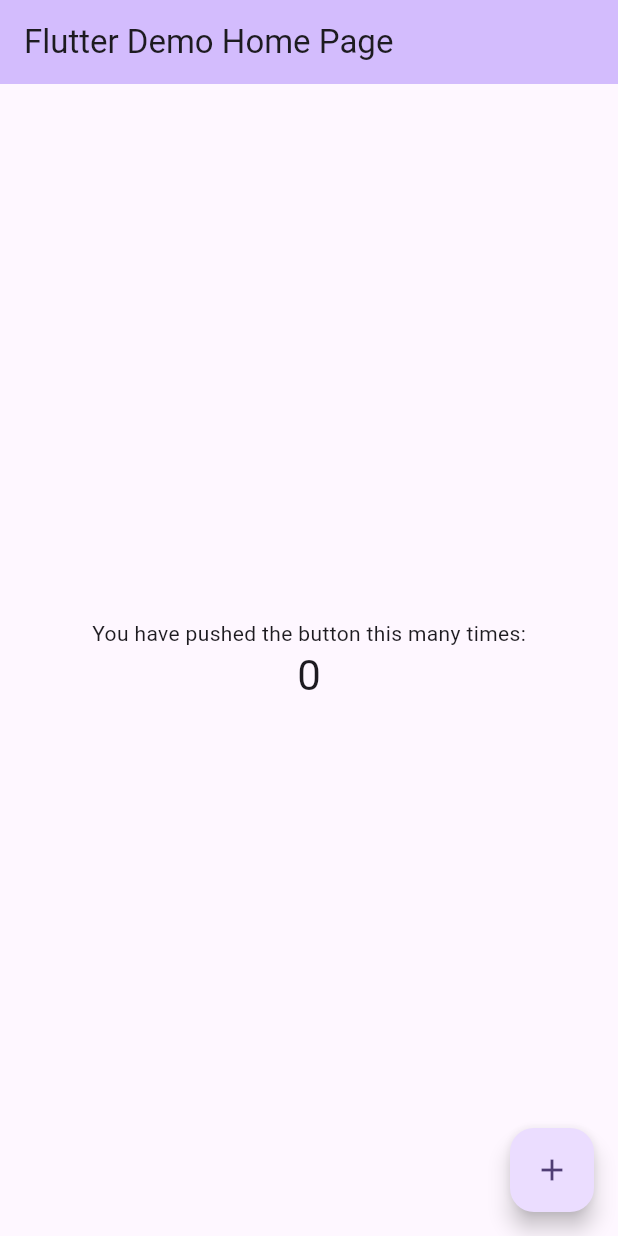
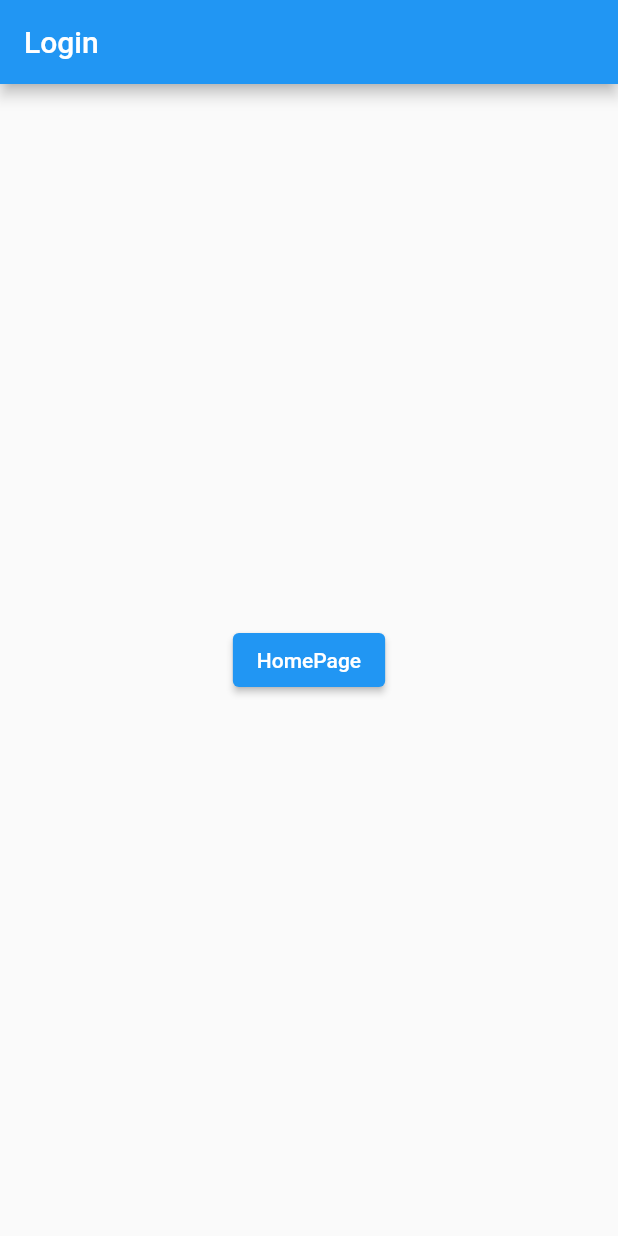
Before and after one commit to hafizflow/mvvm, a Flutter app: the screen it shows after launch, on a phone screen of 412 x 824 dp. Run offline on Flutter 3.47's test engine with Material 3 defaults, Android fonts, the phone set to English and light mode, and no system bars.

Commit message:
named route

```diff
--- /dev/null
+++ b/lib/data/network/base_api_services.dart
@@ -0,0 +1,4 @@
+abstract class BaseApiServices {
+  Future<dynamic> getGetApiService(String url);
+  Future<dynamic> getPostApiService(String url, dynamic data);
+}
--- a/lib/main.dart
+++ b/lib/main.dart
@@ -1,4 +1,7 @@
 import 'package:flutter/material.dart';
+import 'package:mvvm/utils/routes/routes.dart';
+import 'package:mvvm/utils/routes/routes_name.dart';
+import 'package:mvvm/view/login_screen.dart';
 
 void main() {
   runApp(const MyApp());
@@ -7,119 +10,13 @@ void main() {
 class MyApp extends StatelessWidget {
   const MyApp({super.key});
 
-  // This widget is the root of your application.
   @override
   Widget build(BuildContext context) {
     return MaterialApp(
-      title: 'Flutter Demo',
-      theme: ThemeData(
-        // This is the theme of your application.
-        //
-        // TRY THIS: Try running your application with "flutter run". You'll see
-        // the application has a purple toolbar. Then, without quitting the app,
-        // try changing the seedColor in the colorScheme below to Colors.green
-        // and then invoke "hot reload" (save your changes or press the "hot
-        // reload" button in a Flutter-supported IDE, or press "r" if you used
-        // the command line to start the app).
-        //
-        // Notice that the counter didn't reset back to zero; the application
-        // state is not lost during the reload. To reset the state, use hot
-        // restart instead.
-        //
-        // This works for code too, not just values: Most code changes can be
-        // tested with just a hot reload.
-        colorScheme: ColorScheme.fromSeed(seedColor: Colors.deepPurple),
-        useMaterial3: true,
-      ),
-      home: const MyHomePage(title: 'Flutter Demo Home Page'),
+      debugShowCheckedModeBanner: false,
+      initialRoute: RoutesName.login,
+      onGenerateRoute: Routes.generateRoute,
+      theme: ThemeData(useMaterial3: false),
     );
   }
 }
-
-class MyHomePage extends StatefulWidget {
-  const MyHomePage({super.key, required this.title});
-
-  // This widget is the home page of your application. It is stateful, meaning
-  // that it has a State object (defined below) that contains fields that affect
-  // how it looks.
-
-  // This class is the configuration for the state. It holds the values (in this
-  // case the title) provided by the parent (in this case the App widget) and
-  // used by the build method of the State. Fields in a Widget subclass are
-  // always marked "final".
-
-  final String title;
-
-  @override
-  State<MyHomePage> createState() => _MyHomePageState();
-}
-
-class _MyHomePageState extends State<MyHomePage> {
-  int _counter = 0;
-
-  void _incrementCounter() {
-    setState(() {
-      // This call to setState tells the Flutter framework that something has
-      // changed in this State, which causes it to rerun the build method below
-      // so that the display can reflect the updated values. If we changed
-      // _counter without calling setState(), then the build method would not be
-      // called again, and so nothing would appear to happen.
-      _counter++;
-    });
-  }
-
-  @override
-  Widget build(BuildContext context) {
-    // This method is rerun every time setState is called, for instance as done
-    // by the _incrementCounter method above.
-    //
-    // The Flutter framework has been optimized to make rerunning build methods
-    // fast, so that you can just rebuild anything that needs updating rather
-    // than having to individually change instances of widgets.
-    return Scaffold(
-      appBar: AppBar(
-        // TRY THIS: Try changing the color here to a specific color (to
-        // Colors.amber, perhaps?) and trigger a hot reload to see the AppBar
-        // change color while the other colors stay the same.
-        backgroundColor: Theme.of(context).colorScheme.inversePrimary,
-        // Here we take the value from the MyHomePage object that was created by
-        // the App.build method, and use it to set our appbar title.
-        title: Text(widget.title),
-      ),
-      body: Center(
-        // Center is a layout widget. It takes a single child and positions it
-        // in the middle of the parent.
-        child: Column(
-          // Column is also a layout widget. It takes a list of children and
-          // arranges them vertically. By default, it sizes itself to fit its
-          // children horizontally, and tries to be as tall as its parent.
-          //
-          // Column has various properties to control how it sizes itself and
-          // how it positions its children. Here we use mainAxisAlignment to
-          // center the children vertically; the main axis here is the vertical
-          // axis because Columns are vertical (the cross axis would be
-          // horizontal).
-          //
-          // TRY THIS: Invoke "debug painting" (choose the "Toggle Debug Paint"
-          // action in the IDE, or press "p" in the console), to see the
-          // wireframe for each widget.
-          mainAxisAlignment: MainAxisAlignment.center,
-          children: <Widget>[
-            const Text(
-              'You have pushed the button this many times:',
-            ),
-            Text(
-              '$_counter',
-              style: Theme.of(context).textTheme.headlineMedium,
-            ),
-          ],
-        ),
-      ),
-      floatingActionButton: FloatingActionButton(
-        onPressed: _incrementCounter,
-        tooltip: 'Increment',
-        child: const Icon(Icons.add),
-      ), // This trailing comma makes auto-formatting nicer for build methods.
-    );
-  }
-}
--- /dev/null
+++ b/lib/utils/routes/routes.dart
@@ -0,0 +1,27 @@
+import 'package:flutter/material.dart';
+import 'package:mvvm/utils/routes/routes_name.dart';
+import 'package:mvvm/view/home_screen.dart';
+import 'package:mvvm/view/login_screen.dart';
+
+class Routes {
+  static Route<dynamic> generateRoute(RouteSettings settings) {
+    switch (settings.name) {
+      case RoutesName.login:
+        return MaterialPageRoute(
+          builder: (BuildContext context) => const LoginScreen(),
+        );
+      case RoutesName.home:
+        return MaterialPageRoute(
+          builder: (BuildContext context) => const HomeScreen(),
+        );
+      default:
+        return MaterialPageRoute(
+          builder: (_) => const Scaffold(
+            body: Center(
+              child: Text('No Route Defined'),
+            ),
+          ),
+        );
+    }
+  }
+}
--- /dev/null
+++ b/lib/utils/routes/routes_name.dart
@@ -0,0 +1,4 @@
+class RoutesName {
+  static const String login = 'login_screen';
+  static const String home = 'home_screen';
+}
--- /dev/null
+++ b/lib/view/login_screen.dart
@@ -0,0 +1,23 @@
+import 'package:flutter/material.dart';
+import 'package:mvvm/utils/routes/routes_name.dart';
+
+class LoginScreen extends StatelessWidget {
+  const LoginScreen({super.key});
+
+  @override
+  Widget build(BuildContext context) {
+    return Scaffold(
+      appBar: AppBar(
+        title: const Text('Login'),
+      ),
+      body: Center(
+        child: ElevatedButton(
+          child: const Text('HomePage'),
+          onPressed: () {
+            Navigator.pushNamed(context, RoutesName.home);
+          },
+        ),
+      ),
+    );
+  }
+}
```
Also changed, not shown: lib/data/network/network_api_service.dart (added, +60 -0 lines), lib/view/home_screen.dart (added, +22 -0 lines).
